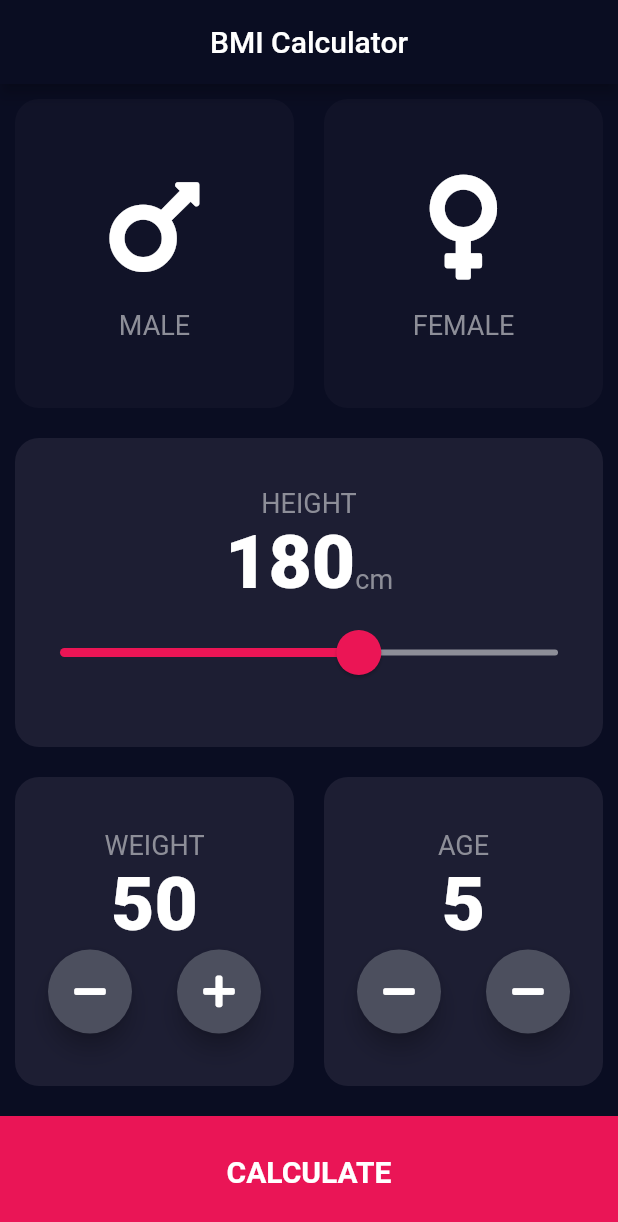
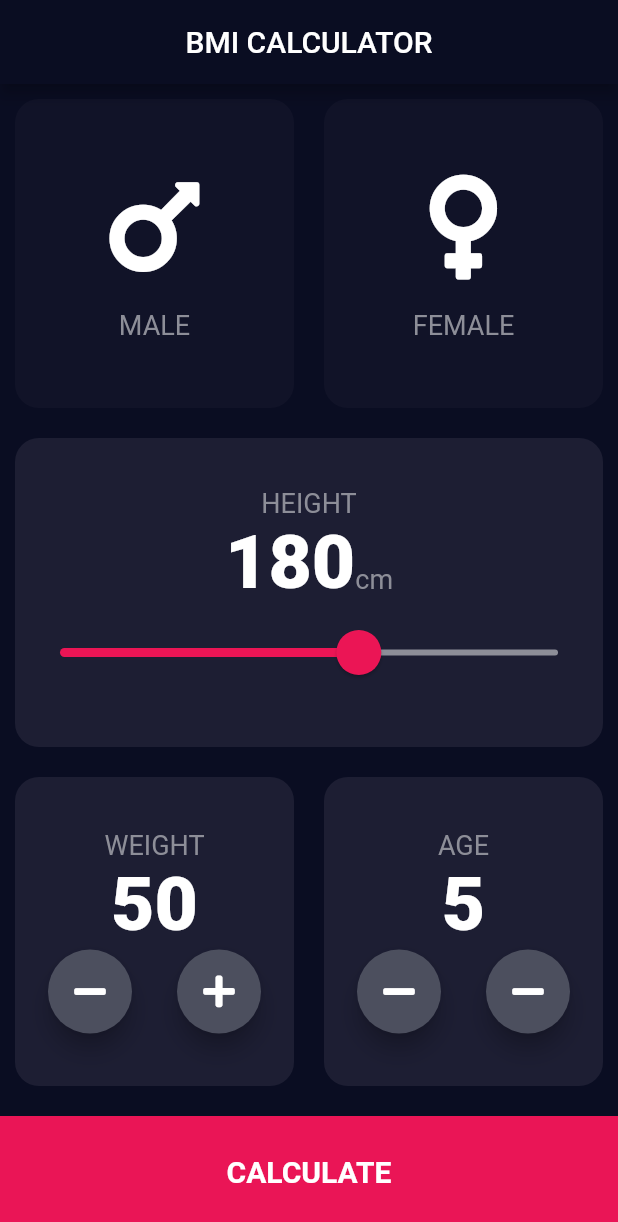
Before and after one commit to swaraj961/BMIApp-Flutter, a Flutter app: the screen it shows after launch, on a phone screen of 412 x 824 dp. Shown: the top 1222 px of the screen. Run offline on Flutter 3.47's test engine with Material 2 defaults, Android fonts, the phone set to English and light mode, and no system bars; our stand-ins replace font_awesome_flutter.

```diff
--- a/lib/inputpage.dart
+++ b/lib/inputpage.dart
@@ -25,7 +25,7 @@ class _InputPageState extends State<InputPage> {
   Widget build(BuildContext context) {
     return Scaffold(
       appBar: AppBar(
-        title: Text('BMI Calculator'),
+        title: Text('BMI CALCULATOR'),
         centerTitle: true,
       ),
       body: Column(
--- a/lib/resultspage.dart
+++ b/lib/resultspage.dart
@@ -4,9 +4,13 @@ class ResultPage extends StatelessWidget {
   Widget build(BuildContext context) {
     return Scaffold(
 appBar: AppBar(
-  title: Text("Resultpage",),
+  title: Text("BMI CALCULATOR",),
   centerTitle: true
+
   ,
+),
+body:Column(
+
 ),
 
 
```
